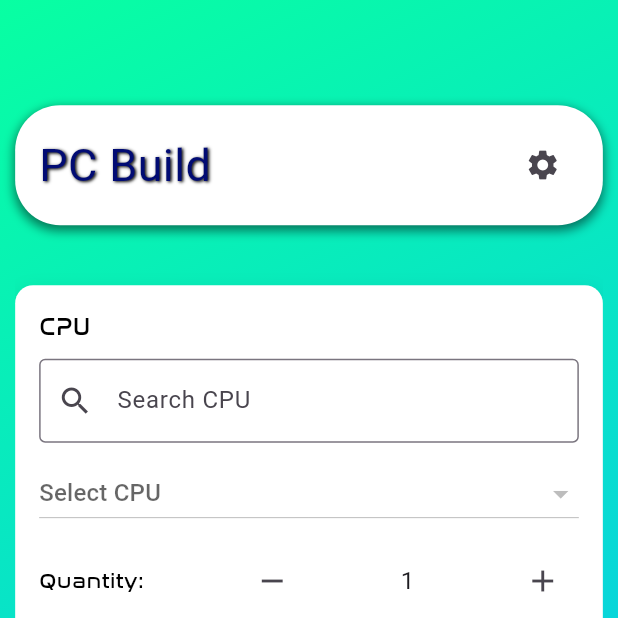
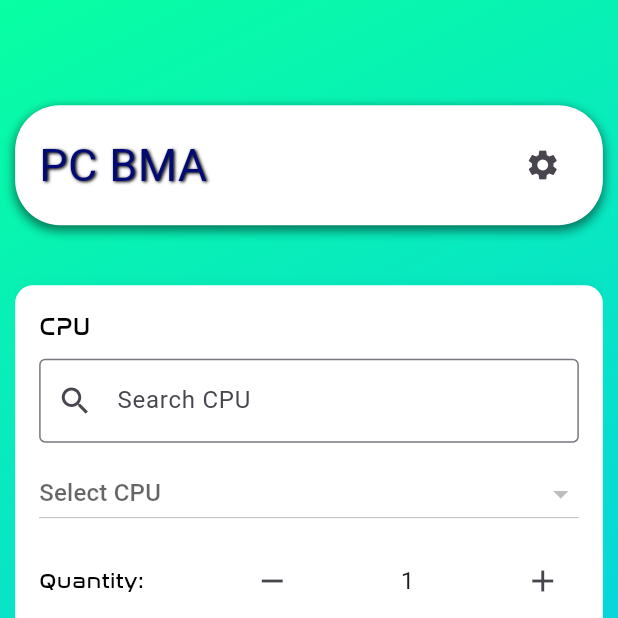
Before and after one commit to DerorLamHaoZher/pcbuilding, a Flutter app: the MyBuildPCPage screen opened directly, on a phone screen of 412 x 824 dp, the top half of it. Run offline on Flutter 3.47's test engine with Material 3 defaults, Android fonts, the phone set to English and light mode, and no system bars; our stand-ins replace firebase_auth, firebase_core; accounts and stored records are empty; network calls fail; Roboto replaces fonts that are missing (bombardment).

Commit message:
Merge remote-tracking branch 'origin/main'
# Conflicts:
#	lib/buildpc.dart
#	lib/services/dataScraper .py

```diff
--- a/lib/buildpc.dart
+++ b/lib/buildpc.dart
@@ -258,7 +258,7 @@ class _MyBuildPCPageState extends State<MyBuildPCPage> {
                     mainAxisAlignment: MainAxisAlignment.spaceBetween,
                     children: [
                       const Text(
-                        'PC Build',
+                        'PC BMA',
                         style: TextStyle(
                           color: Color(0xFF010B73),
                           fontSize: 30.0,
```
